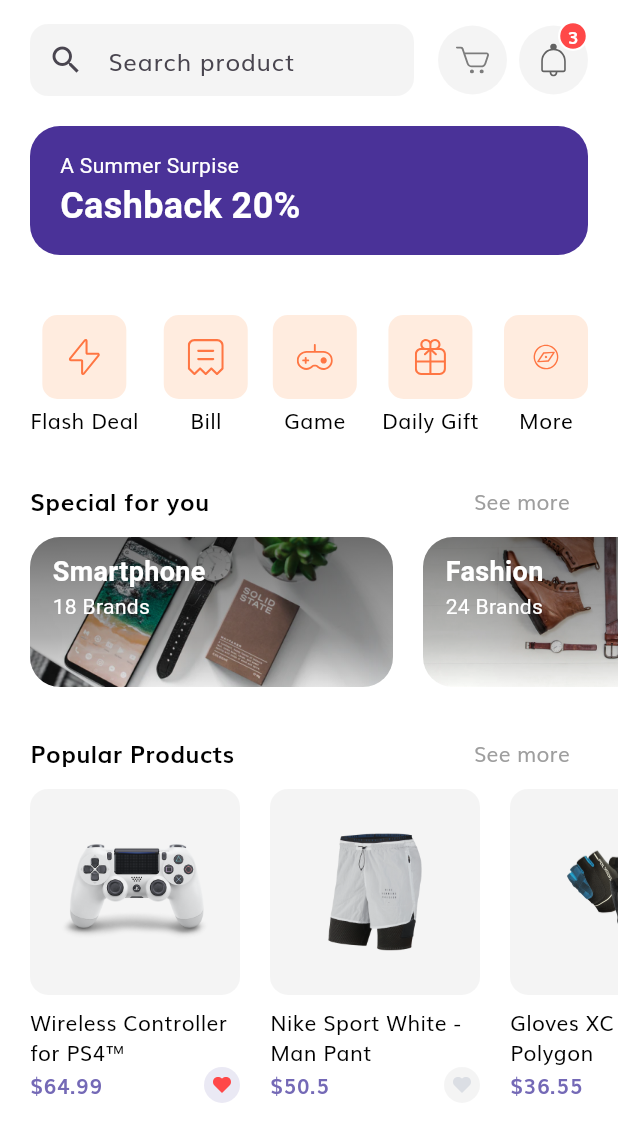
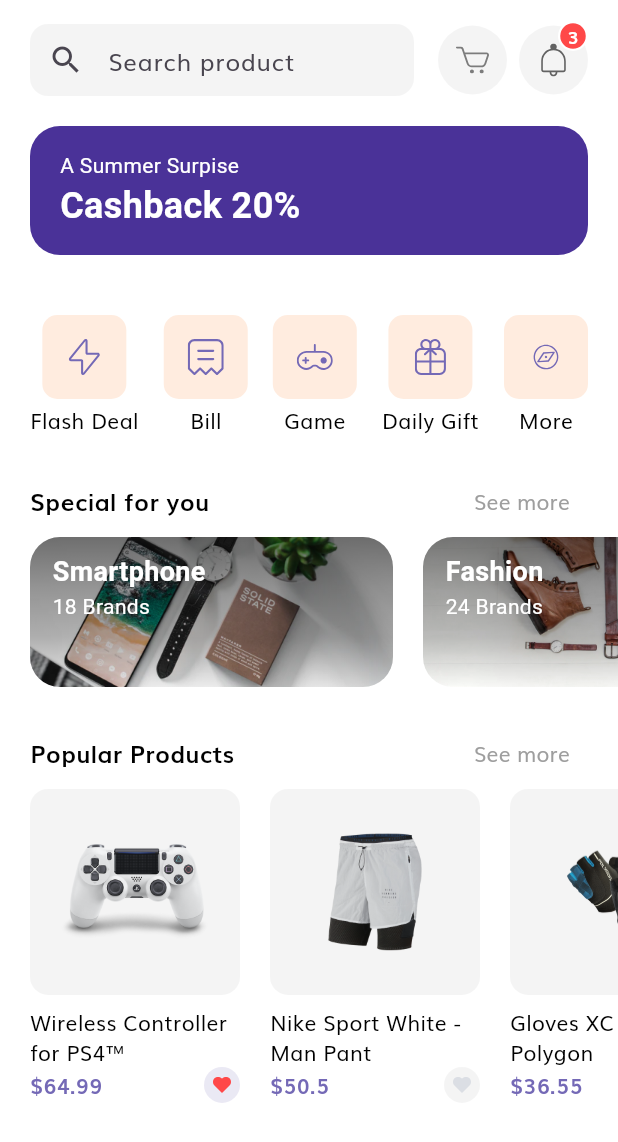
Before and after one commit to Subin-Developer/Ecommerce-app, a Flutter app: the HomeScreen screen opened by its route, on a phone screen of 412 x 824 dp. Shown: the top 1142 px of the screen. Run offline on Flutter 3.47's test engine with Material 3 defaults, Android fonts, the phone set to English and light mode, and no system bars; our stand-ins replace flutter_svg.

Commit message:
color added

```diff
--- a/lib/screens/home/components/categories.dart
+++ b/lib/screens/home/components/categories.dart
@@ -1,3 +1,4 @@
+import 'package:ecommerce_app/constants.dart';
 import 'package:flutter/material.dart';
 import 'package:flutter_svg/flutter_svg.dart';
 
@@ -56,7 +57,7 @@ class CategoryCard extends StatelessWidget {
               color: const Color(0xFFFFECDF),
               borderRadius: BorderRadius.circular(10),
             ),
-            child: SvgPicture.asset(icon),
+            child: SvgPicture.asset(icon,color: kPrimaryColor,),
           ),
           const SizedBox(height: 4),
           Text(text, textAlign: TextAlign.center)
```
